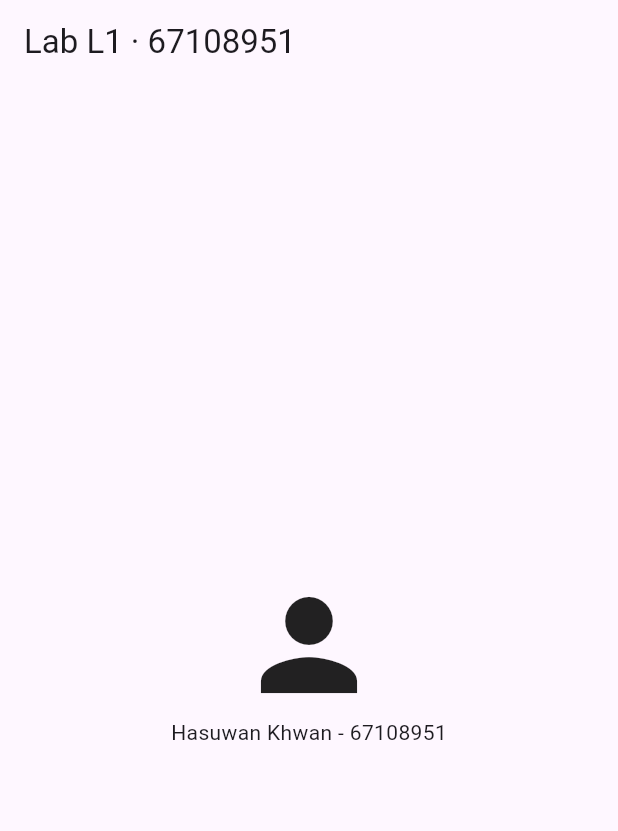
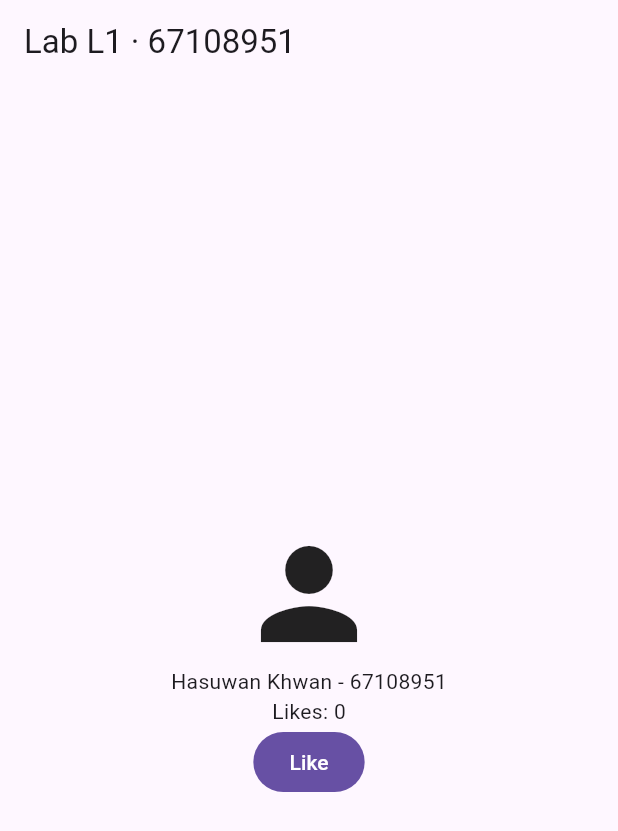
Before and after one commit to hasuwan111/lab01_profile, a Flutter app: the screen it shows after launch, on a phone screen of 412 x 824 dp. Shown: the top 831 px of the screen. Run offline on Flutter 3.47's test engine with Material 3 defaults, Android fonts, the phone set to English and light mode, and no system bars.

Commit message:
Add like counter with setState

```diff
--- a/lib/main.dart
+++ b/lib/main.dart
@@ -4,19 +4,33 @@ void main() => runApp(
       const MaterialApp(home: HomePage()),
     );
 
-class HomePage extends StatelessWidget {
+class HomePage extends StatefulWidget {
   const HomePage({super.key});
+
+  @override
+  State<HomePage> createState() => _HomePageState();
+}
+
+class _HomePageState extends State<HomePage> {
+  int _likes = 0;
+
+  void _like() => setState(() => _likes++);
 
   @override
   Widget build(BuildContext context) {
     return Scaffold(
       appBar: AppBar(title: const Text('Lab L1 · 67108951')),
-      body: const Center(
+      body: Center(
         child: Column(
           mainAxisSize: MainAxisSize.min,
           children: [
-            Icon(Icons.person, size: 96),
-            Text('Hasuwan Khwan - 67108951'),
+            const Icon(Icons.person, size: 96),
+            const Text('Hasuwan Khwan - 67108951'),
+            Text('Likes: $_likes'),
+            FilledButton(
+              onPressed: _like,
+              child: const Text('Like'),
+            ),
           ],
         ),
       ),
```
Also changed, not shown: 1 other file.
